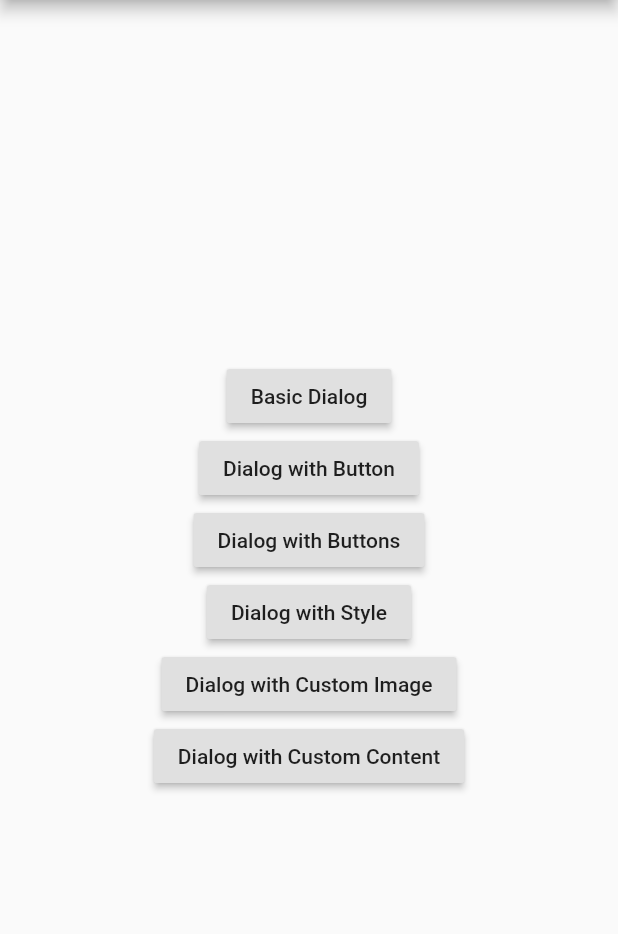
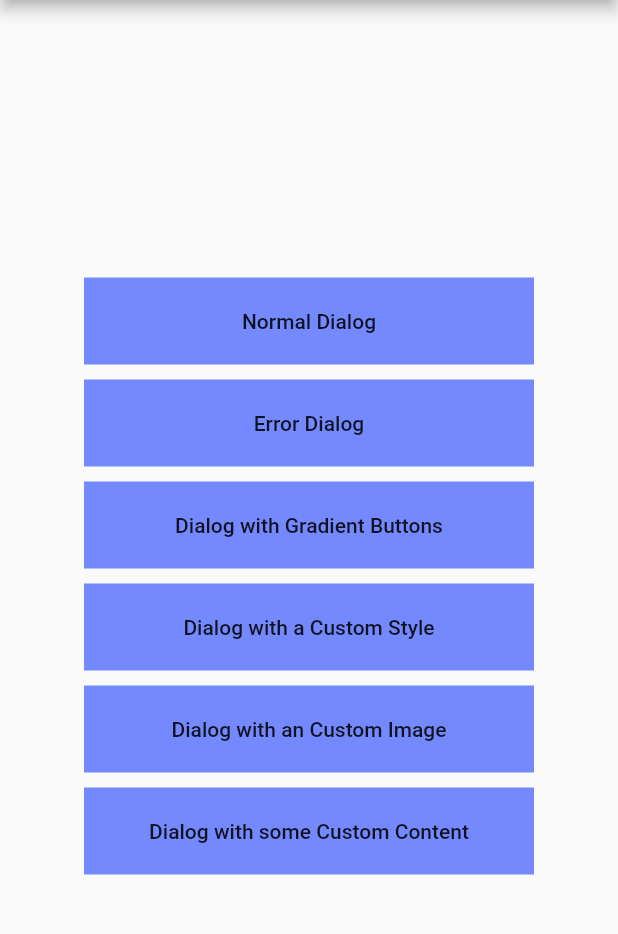
Before and after one commit to BrunoJurkovic/flat_dialog, a Flutter app: the screen it shows after launch, on a phone screen of 412 x 824 dp, the part 84-1018 px from its top. Run offline on Flutter 3.47's test engine with Material 2 defaults, Android fonts, the phone set to English and light mode, and no system bars.

Commit message:
Changes to the styling of the default popup

```diff
--- a/example/lib/main.dart
+++ b/example/lib/main.dart
@@ -25,29 +25,76 @@ class PopupDialog extends StatelessWidget {
       child: Column(
         mainAxisAlignment: MainAxisAlignment.center,
         children: <Widget>[
-          RaisedButton(
-            child: Text('Basic Dialog'),
+          Container(
+            padding: const EdgeInsets.all(5),
+            alignment: Alignment.center,
+            width: 300,
+            decoration:
+                BoxDecoration(color: Colors.indigoAccent.withOpacity(0.8)),
+            child: FlatButton(
+              child: Text('Normal Dialog'),
               onPressed: () => _onBasicAlertPressed(context),
             ),
-          RaisedButton(
-            child: Text('Dialog with Button'),
+          ),
+          SizedBox(height: 10,),
+          Container(
+            padding: const EdgeInsets.all(5),
+            alignment: Alignment.center,
+            width: 300,
+            decoration:
+                BoxDecoration(color: Colors.indigoAccent.withOpacity(0.8)),
+            child: FlatButton(
+              child: Text('Error Dialog'),
               onPressed: () => _onAlertButtonPressed(context),
             ),
-          RaisedButton(
-            child: Text('Dialog with Buttons'),
+          ),
+          SizedBox(height: 10,),
+          Container(
+            padding: const EdgeInsets.all(5),
+            alignment: Alignment.center,
+            width: 300,
+            decoration:
+                BoxDecoration(color: Colors.indigoAccent.withOpacity(0.8)),
+            child: FlatButton(
+              child: Text('Dialog with Gradient Buttons'),
               onPressed: () => _onAlertButtonsPressed(context),
             ),
-          RaisedButton(
-            child: Text('Dialog with Style'),
+          ),
+          const SizedBox(height: 10,),
+          Container(
+            padding: const EdgeInsets.all(5),
+            alignment: Alignment.center,
+            width: 300,
+            decoration:
+                BoxDecoration(color: Colors.indigoAccent.withOpacity(0.8)),
+            child: FlatButton(
+              child: Text('Dialog with a Custom Style'),
               onPressed: () => _onAlertWithStylePressed(context),
             ),
-          RaisedButton(
-            child: Text('Dialog with Custom Image'),
+          ),
+          const SizedBox(height: 10,),
+          Container(
+            padding: const EdgeInsets.all(5),
+            alignment: Alignment.center,
+            width: 300,
+            decoration:
+                BoxDecoration(color: Colors.indigoAccent.withOpacity(0.8)),
+            child: FlatButton(
+              child: Text('Dialog with an Custom Image'),
               onPressed: () => _onAlertWithCustomImagePressed(context),
             ),
-          RaisedButton(
-            child: Text('Dialog with Custom Content'),
+          ),
+          const SizedBox(height: 10,),
+          Container(
+            padding: const EdgeInsets.all(5),
+            alignment: Alignment.center,
+            width: 300,
+            decoration:
+                BoxDecoration(color: Colors.indigoAccent.withOpacity(0.8)),
+            child: FlatButton(
+              child: Text('Dialog with some Custom Content'),
               onPressed: () => _onAlertWithCustomContentPressed(context),
+            ),
           ),
         ],
       ),
@@ -112,7 +159,7 @@ class PopupDialog extends StatelessWidget {
   }
 
   Future<bool> _onAlertWithStylePressed(BuildContext context) {
-    AlertStyle alertStyle = AlertStyle(
+    final AlertStyle alertStyle = AlertStyle(
         animationStyle: AnimationStyle.fromTop,
         closeButtonVisible: false,
         isTapDismiss: false,
@@ -167,7 +214,7 @@ class PopupDialog extends StatelessWidget {
             TextField(
               decoration: InputDecoration(
                 icon: Icon(Icons.account_circle),
-                labelText: 'Username',
+                labelText: 'E-Mail',
               ),
             ),
             TextField(
--- a/lib/src/flat_dialog_style.dart
+++ b/lib/src/flat_dialog_style.dart
@@ -19,8 +19,8 @@ class AlertStyle {
     this.animationStyle = AnimationStyle.fromLeft,
     this.alertBorder,
     this.animationDuration = const Duration(milliseconds: 150),
-    this.backgroundColor = Colors.white,
-    this.overlayColor = Colors.black12,
+    this.backgroundColor = const Color.fromRGBO(255, 255, 255, 50),
+    this.overlayColor = Colors.black26,
     this.titleStyle = const TextStyle(
       color: Colors.black,
       fontWeight: FontWeight.w500,
```
Lines whose indentation alone changed are shown as unchanged.
